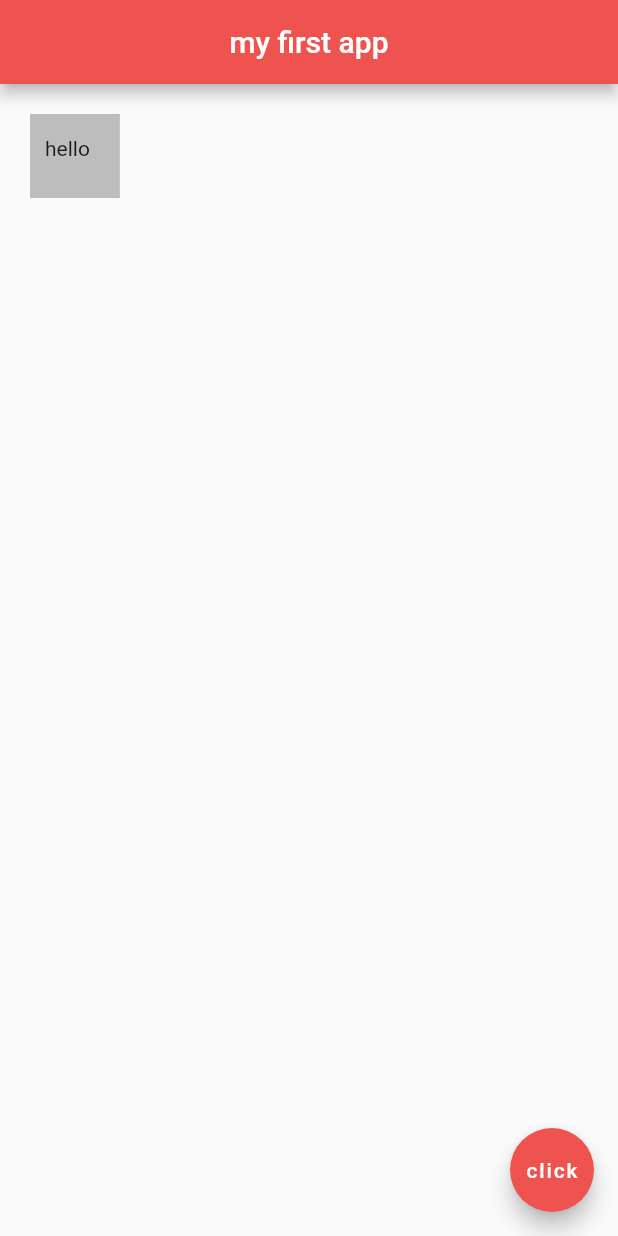
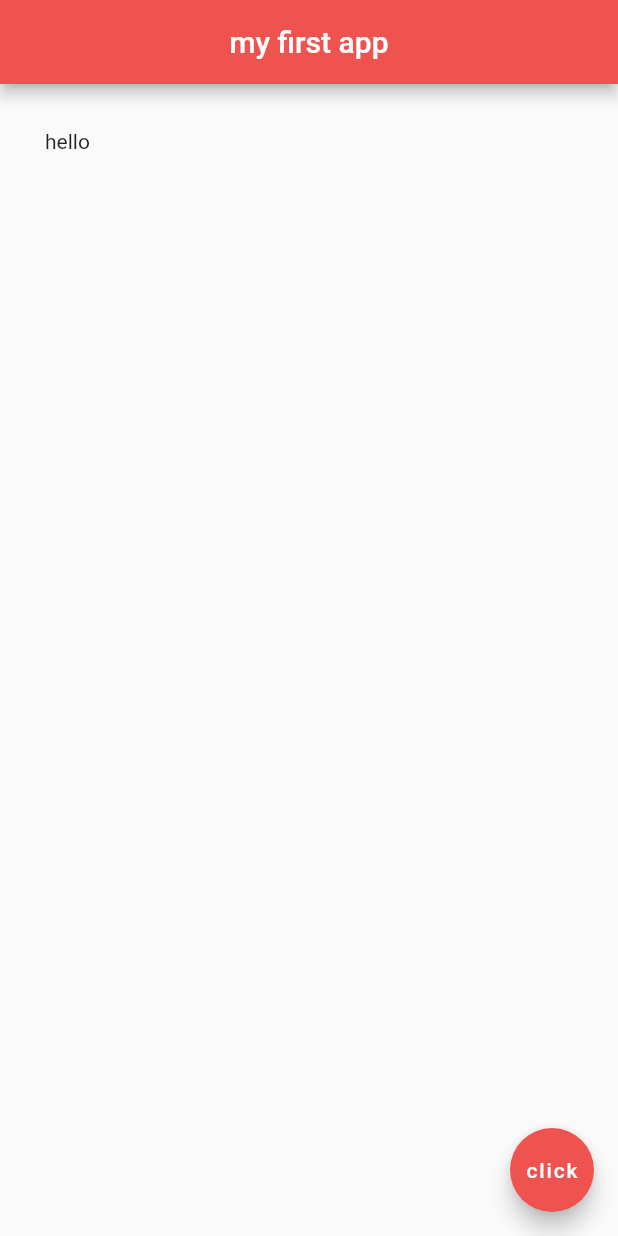
Before and after one commit to taufanbasri/flutter-basic, a Flutter app: the screen it shows after launch, on a phone screen of 412 x 824 dp. Run offline on Flutter 3.47's test engine with Material 2 defaults, Android fonts, the phone set to English and light mode, and no system bars.

Commit message:
Padding Widget

```diff
--- a/lib/main.dart
+++ b/lib/main.dart
@@ -13,10 +13,8 @@ class Home extends StatelessWidget {
         centerTitle: true,
         backgroundColor: Colors.red[400],
       ),
-      body: Container(
-        padding: EdgeInsets.fromLTRB(10.0, 15.0, 20.0, 25.0),
-        margin: EdgeInsets.all(20.0),
-        color: Colors.grey[400],
+      body: Padding(
+        padding: EdgeInsets.all(30.0),
         child: Text('hello'),
       ),
       floatingActionButton: FloatingActionButton(
```
